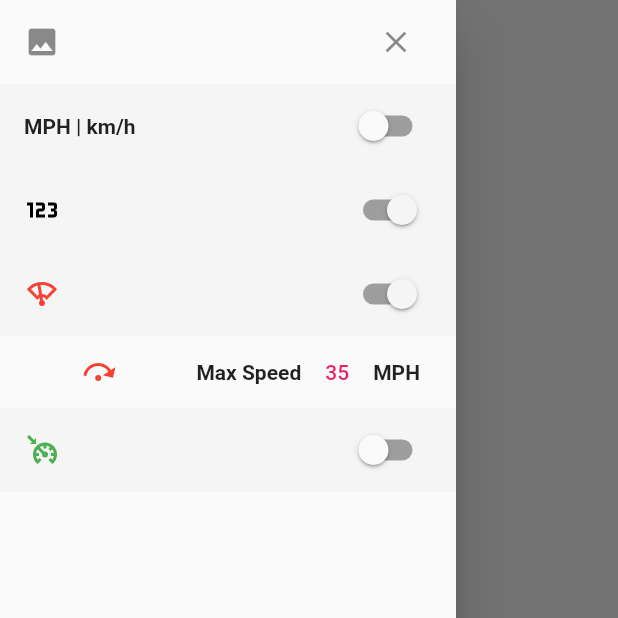
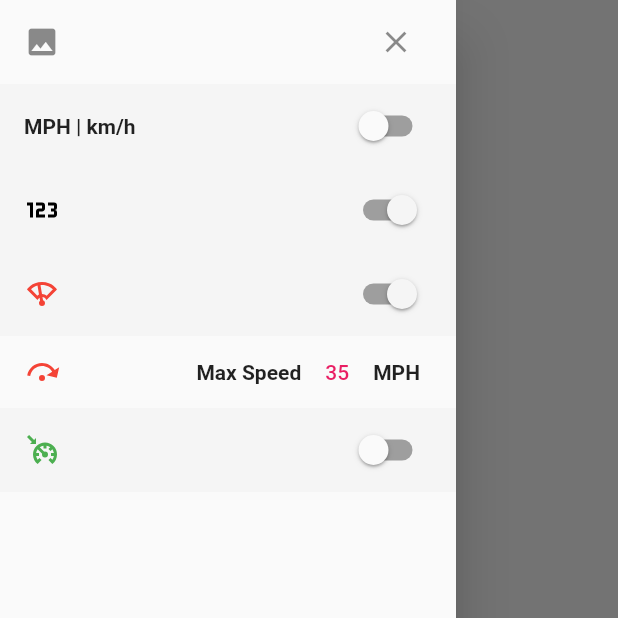
Before and after one commit to BlakeBarrett/SPDO, a Flutter app: the screen it shows after launch, with the side drawer open, on a phone screen of 412 x 824 dp, the top half of it. Run offline on Flutter 3.47's test engine with Material 2 defaults, Android fonts, the phone set to English and light mode, and no system bars; our stand-ins replace flutter_svg, geolocator, image_picker, package_info, shared_preferences.

Commit message:
Fix the weird layout discrepancies between ios and android.

```diff
--- a/lib/drawer_widget.dart
+++ b/lib/drawer_widget.dart
@@ -1,3 +1,5 @@
+import 'dart:io' show Platform;
+
 import 'package:flutter/material.dart';
 import 'package:flutter/services.dart';
 import 'package:flutter_svg/flutter_svg.dart';
@@ -107,10 +109,11 @@ class _DrawerWidgetState extends State<DrawerWidget> {
 
   Widget maxSpeedEditWidget(Widget actionWidget) {
     return Padding(
-        padding: EdgeInsets.only(left: 0.0, right: 24.0),
+        padding:
+            EdgeInsets.only(left: Platform.isAndroid ? 16.0 : 0.0, right: 24.0),
         child: Row(
           children: [
-            Spacer(),
+            if (!Platform.isAndroid) ...[Spacer()],
             SvgPicture.asset('assets/max-speed.svg',
                 width: iconSize, height: iconSize, color: Colors.red),
             Spacer(),
```
